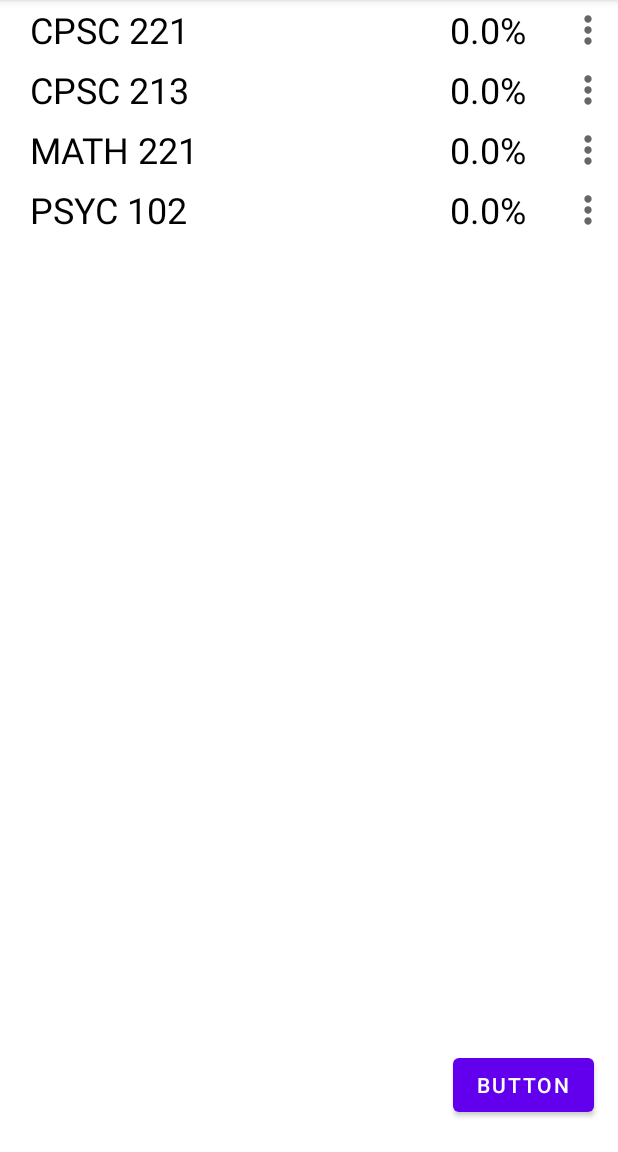
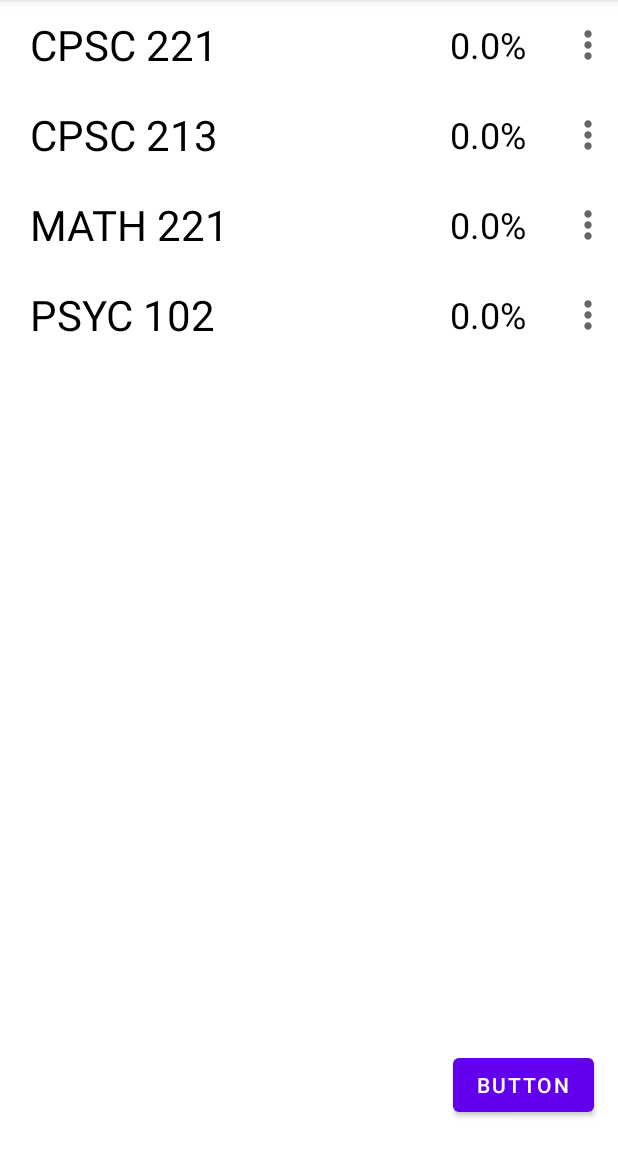
Before and after one commit to Lallit-N/upGrade, an Android app: the screen it shows after launch (MainActivity), on a phone screen of 412 x 824 dp, the part 84-1236 px from its top. Run offline under Robolectric (Android 15) with nearby library versions, the phone set to English and light mode, and no system bars.

Commit message:
edited the sizing for Course layout

```diff
--- a/app/src/main/java/com/example/gradetracker/CourseAdapter.java
+++ b/app/src/main/java/com/example/gradetracker/CourseAdapter.java
@@ -80,7 +80,7 @@ public class CourseAdapter extends RecyclerView.Adapter<CourseAdapter.ExampleVie
         courseList.remove(position);
         notifyItemRemoved(position);
         notifyItemRangeChanged(position, courseList.size());
-        Snackbar.make(view, temp.getName() + " Has Been Removed.", Snackbar.LENGTH_LONG)
+        Snackbar.make(view, temp.getName() + " was removed.", Snackbar.LENGTH_LONG)
                 .setAction("UNDO", new View.OnClickListener() {
             @Override
             public void onClick(View v) {
--- a/app/src/main/res/layout/each_course.xml
+++ b/app/src/main/res/layout/each_course.xml
@@ -1,7 +1,7 @@
 <?xml version="1.0" encoding="utf-8"?>
 <RelativeLayout xmlns:android="http://schemas.android.com/apk/res/android"
     android:layout_width="match_parent"
-    android:layout_height="wrap_content">
+    android:layout_height="60dp">
 
     <TextView
         android:layout_width="wrap_content"
@@ -9,7 +9,7 @@
         android:id="@+id/course_name"
         android:text="Course"
         android:textColor="@color/black"
-        android:textSize="24dp"
+        android:textSize="28dp"
         android:layout_marginLeft="20dp"
         android:layout_centerVertical="true"/>
 
@@ -27,6 +27,7 @@
         android:layout_width="40dp"
         android:layout_height="40dp"
         android:id="@+id/optionsMenu"
+        android:layout_centerVertical="true"
         android:src="@drawable/ic_baseline_more_vert_24"
         android:layout_alignParentRight="true"
         android:padding="5dp"/>
```
